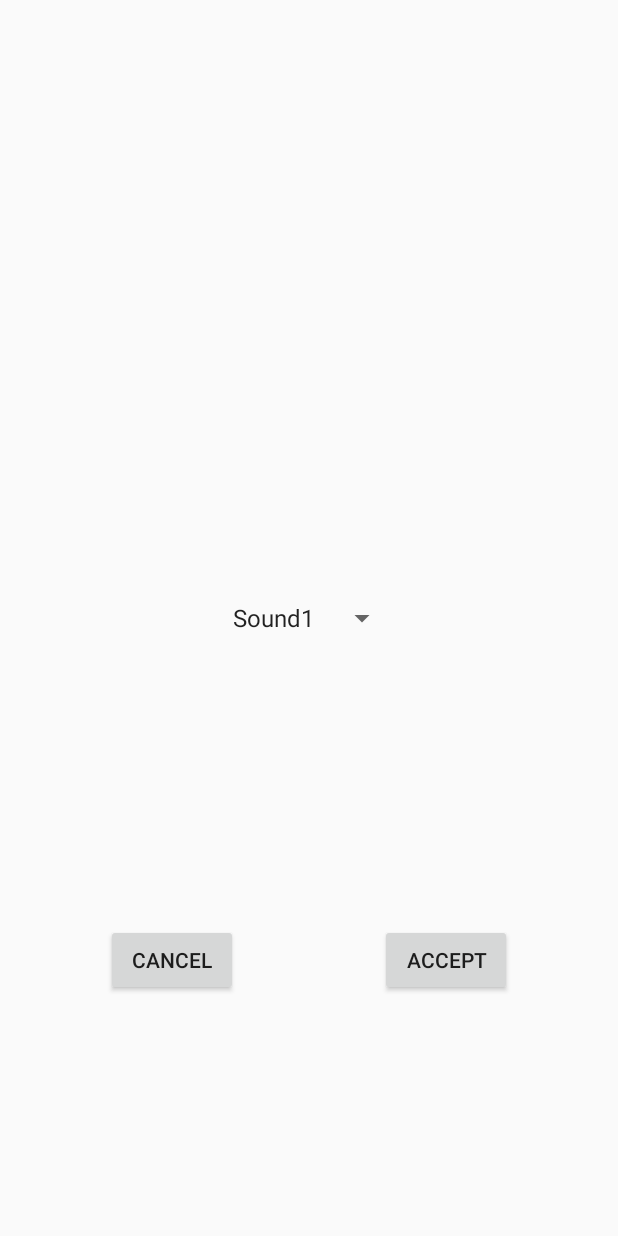
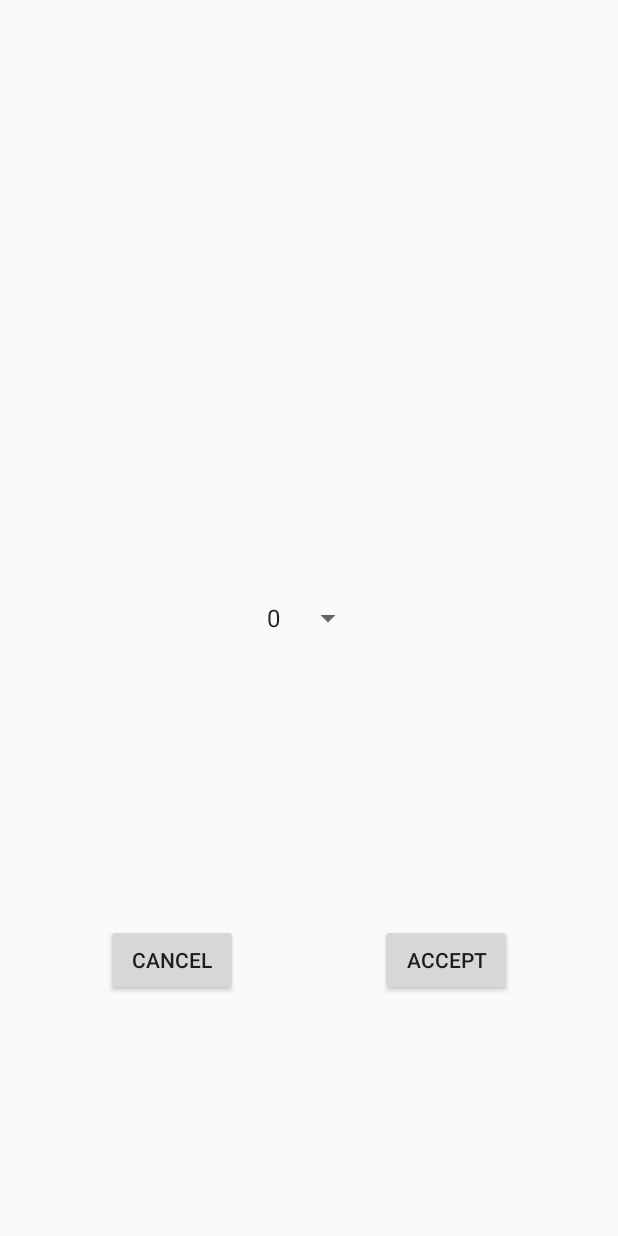
Before and after one commit to zzmichalz/AndroidHW1, an Android app: the screen it shows after launch (spinnersound), after a tap on "CHANGE SOUND", on a phone screen of 412 x 824 dp. Run offline under Robolectric (Android 15) with nearby library versions, the phone set to English and light mode, and no system bars.

Commit message:
some changes

```diff
--- a/app/src/main/java/com/example/zad1/MainActivity.java
+++ b/app/src/main/java/com/example/zad1/MainActivity.java
@@ -2,7 +2,9 @@ package com.example.zad1;
 
 import android.content.Intent;
 import android.content.SharedPreferences;
+import android.media.AudioManager;
 import android.media.MediaPlayer;
+import android.net.Uri;
 import android.support.design.widget.FloatingActionButton;
 import android.support.v7.app.AppCompatActivity;
 import android.os.Bundle;
@@ -11,6 +13,7 @@ import android.widget.Button;
 import android.widget.ImageView;
 import android.widget.TextView;
 
+import java.io.IOException;
 import java.util.Random;
 
 public class MainActivity extends AppCompatActivity {
@@ -19,53 +22,38 @@ public class MainActivity extends AppCompatActivity {
     TextView textView;
     String radio;
     String music;
-    MediaPlayer mySound;
     ImageView picture;
+    private int current_sound = 0;
+
+    private MediaPlayer buttonPlayer;
+    static public Uri[] sounds;
 
     @Override
     protected void onCreate(Bundle savedInstanceState) {
         super.onCreate(savedInstanceState);
         setContentView(R.layout.activity_main);
         picture = (ImageView) findViewById(R.id.imageView);
+        textView = findViewById(R.id.textView);
 
         int[] images = {R.drawable.img1,R.drawable.img2,R.drawable.img3,R.drawable.img4,R.drawable.img5};
         Random rand = new Random();
         picture.setImageResource(images[rand.nextInt(images.length)]);
 
-        textView = findViewById(R.id.textView);
-        Intent r = getIntent();
-        radio = r.getStringExtra("radioButton");
+        sounds = new Uri[5];
 
-        if(radio == null){
-            radio = "choose contact";
-        }
+        sounds[0] = Uri.parse("android.resource://" + getPackageName() + "/" +
+                R.raw.sound1);
+        sounds[1] = Uri.parse("android.resource://" + getPackageName() + "/" +
+                R.raw.sound2);
+        sounds[2] = Uri.parse("android.resource://" + getPackageName() + "/" +
+                R.raw.sound3);
+        sounds[3] = Uri.parse("android.resource://" + getPackageName() + "/" +
+                R.raw.sound4);
+        sounds[4] = Uri.parse("android.resource://" + getPackageName() + "/" +
+                R.raw.sound5);
 
-            textView.setText(radio);
-
-            Intent s = getIntent();
-            music = s.getStringExtra("spin1");
-
-            if(music == null){
-                music = "Sound1";
-            }
-
-        switch (music) {
-            case "Sound1":
-                mySound = MediaPlayer.create(this,R.raw.sound1);
-                break;
-            case "Sound2":
-                mySound = MediaPlayer.create(this,R.raw.sound2);
-                break;
-            case "Sound3":
-                mySound = MediaPlayer.create(this,R.raw.sound3);
-                break;
-            case "Sound4":
-                mySound = MediaPlayer.create(this,R.raw.sound4);
-                break;
-            case "Sound5":
-                mySound = MediaPlayer.create(this,R.raw.sound5);
-                break;
-        }
+        buttonPlayer = new MediaPlayer();
+        buttonPlayer.setAudioStreamType(AudioManager.STREAM_MUSIC);
 
         contact = (Button) findViewById(R.id.button);
         contact.setOnClickListener(new View.OnClickListener(){
@@ -83,34 +71,84 @@ public class MainActivity extends AppCompatActivity {
             }
         });
 
+        buttonPlayer.setOnPreparedListener(new MediaPlayer.OnPreparedListener() {
+            @Override
+            public void onPrepared(MediaPlayer mp) {
+                mp.start();
+            }
+        });
+
         FloatingActionButton fab = findViewById(R.id.floatingActionButton);
         fab.setOnClickListener(new View.OnClickListener() {
             @Override
             public void onClick(View view) {
 
-                    if (mySound.isPlaying() == true) {
-                        mySound.pause();
-                    } else
-                        mySound.start();
+                if(buttonPlayer.isPlaying() == true){
+                    buttonPlayer.stop();
+                }
+                else{
+                    buttonPlayer.reset();
+
+                    try {
+                        buttonPlayer.setDataSource(getApplicationContext(),sounds[current_sound]);
+                    } catch (IOException e) {
+                        e.printStackTrace();
+                    }
+                    buttonPlayer.prepareAsync();
+                }
 
             }
         });
     }
 
+    @Override
+    protected void onActivityResult(int requestCode, int resultCode, Intent
+            data) {
+        if (resultCode == RESULT_OK) {
+            if(requestCode == 1)
+            {
+                radio = data.getStringExtra("radioButton");
+                textView.setText(radio);
+            }
+            else if(requestCode == 2){
+                music = data.getStringExtra("spin1");
+                switch(music){
+                    case "0":
+                        current_sound = 0;
+                        break;
+                    case "1":
+                        current_sound = 1;
+                        break;
+                    case "2":
+                        current_sound = 2;
+                        break;
+                    case "3":
+                        current_sound = 3;
+                        break;
+                    case "4":
+                        current_sound = 4;
+                        break;
+                }
+            }
+        }
+        }
+
     public void openRadio(){
         Intent intent = new Intent(this, radiobutton.class);
-        startActivity(intent);
+        intent.putExtra("temp",radio);
+        startActivityForResult(intent, 1);
     }
 
     public void openSound(){
         Intent intent = new Intent(this, spinnersound.class);
-        startActivity(intent);
+        intent.putExtra("temp2",current_sound);
+        startActivityForResult(intent, 2);
     }
 
     @Override
-    protected void onPause(){
+    protected void onPause() {
         super.onPause();
-        mySound.release();
+        buttonPlayer.pause();
     }
 
 }
--- a/app/src/main/java/com/example/zad1/spinnersound.java
+++ b/app/src/main/java/com/example/zad1/spinnersound.java
@@ -20,6 +20,10 @@ public class spinnersound extends AppCompatActivity implements AdapterView.OnIte
         super.onCreate(savedInstanceState);
         setContentView(R.layout.activity_spinnersound);
 
+        Intent t = getIntent();
+        final int temp = t.getIntExtra("temp2",0);
+        final String temp2 = Integer.toString(temp);
+
         Spinner spinner = findViewById(R.id.spinner1);
         ArrayAdapter<CharSequence> adapter = ArrayAdapter.createFromResource(this,R.array.spin, android.R.layout.simple_spinner_item);
         adapter.setDropDownViewResource(android.R.layout.simple_spinner_dropdown_item);
@@ -31,7 +35,8 @@ public class spinnersound extends AppCompatActivity implements AdapterView.OnIte
             @Override
             public void onClick(View v){
                 Intent intent = new Intent(spinnersound.this, MainActivity.class);
-                startActivity(intent);
+                intent.putExtra("spin1",temp2);
+                setResult(RESULT_OK,intent);
                 finish();
             }
         });
@@ -42,7 +47,8 @@ public class spinnersound extends AppCompatActivity implements AdapterView.OnIte
             public void onClick(View v){
                 Intent intent = new Intent(spinnersound.this, MainActivity.class);
                 intent.putExtra("spin1",text);
-                startActivity(intent);
+                setResult(RESULT_OK,intent);
+                finish();
             }
         });
     }
@@ -51,6 +57,7 @@ public class spinnersound extends AppCompatActivity implements AdapterView.OnIte
     public void onItemSelected(AdapterView<?> parent, View view, int position, long id) {
 
         text = parent.getItemAtPosition(position).toString();
+
     }
 
     @Override
--- a/app/src/main/res/layout/activity_main.xml
+++ b/app/src/main/res/layout/activity_main.xml
@@ -12,7 +12,7 @@
         android:layout_height="wrap_content"
         android:layout_marginTop="8dp"
         android:layout_marginBottom="8dp"
-        android:text="Hello World!"
+        android:text="Choose contact"
         app:layout_constraintBottom_toTopOf="@+id/imageView"
         app:layout_constraintLeft_toLeftOf="parent"
         app:layout_constraintRight_toRightOf="parent"
--- a/app/src/main/res/values/strings.xml
+++ b/app/src/main/res/values/strings.xml
@@ -16,10 +16,10 @@
     <string name="button">Button</string>
 
     <string-array name="spin">
-        <item>Sound1</item>
-        <item>Sound2</item>
-        <item>Sound3</item>
-        <item>Sound4</item>
-        <item>Sound5</item>
+        <item>0</item>
+        <item>1</item>
+        <item>2</item>
+        <item>3</item>
+        <item>4</item>
     </string-array>
 </resources>
```
Also changed, not shown: app/src/main/java/com/example/zad1/radiobutton.java (+8 -3 lines).
